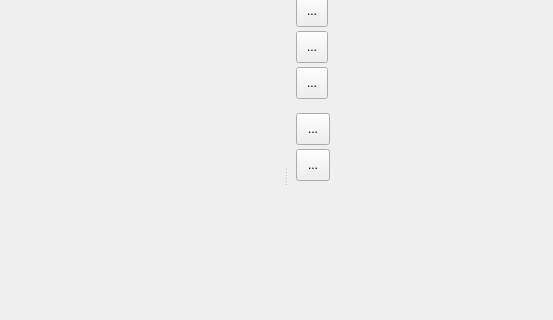
This is sources/app/viewer.ui in mikaelsundell/stageviz as Qt 5 draws it before an edit; both pictures show x 0 to 553 and y 222 to 542 of the 1200 by 800 pixel window. The edited form follows.
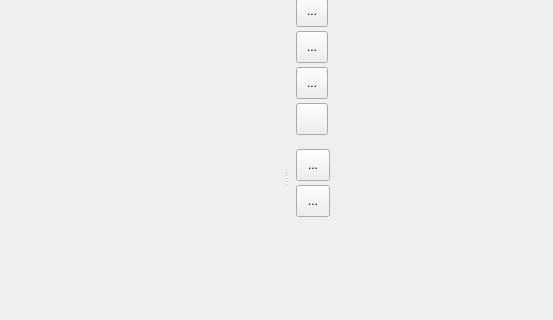
This is the edited form. Custom widgets are drawn as their Qt base class.

Commit message: feat: add pivot editing and console file logging - Pivot tools: Edit pivot position, rotation, and scale with dotted gizmos - Transform handling: Preserve active pivots during object drags and undo/redo - Rotation feedback: Show radial guides and a swept arc while dragging - Viewport stats: Clear cached scene counts when closing a stage - Python bindings: Capture console output to a file with append and overwrite support - Regression coverage: Verify pivot workflows, console logging, and scene stats

```diff
--- a/sources/app/viewer.ui
+++ b/sources/app/viewer.ui
@@ -347,6 +347,17 @@
                   </property>
                  </widget>
                 </item>
+                <item>
+                 <widget class="QToolButton" name="pivot">
+                  <property name="minimumSize">
+                   <size><width>32</width><height>32</height></size>
+                  </property>
+                  <property name="toolTip">
+                   <string>Edit pivot frames with Move, Rotate, or Scale while keeping geometry stationary.</string>
+                  </property>
+                  <property name="checkable"><bool>true</bool></property>
+                 </widget>
+                </item>
                 <item>
                  <spacer name="horizontalSpacer_3">
                   <property name="orientation">
```
Left out of the diff: 6 changed lines with no effect on the pictures. The commit also changes 39 other files.
